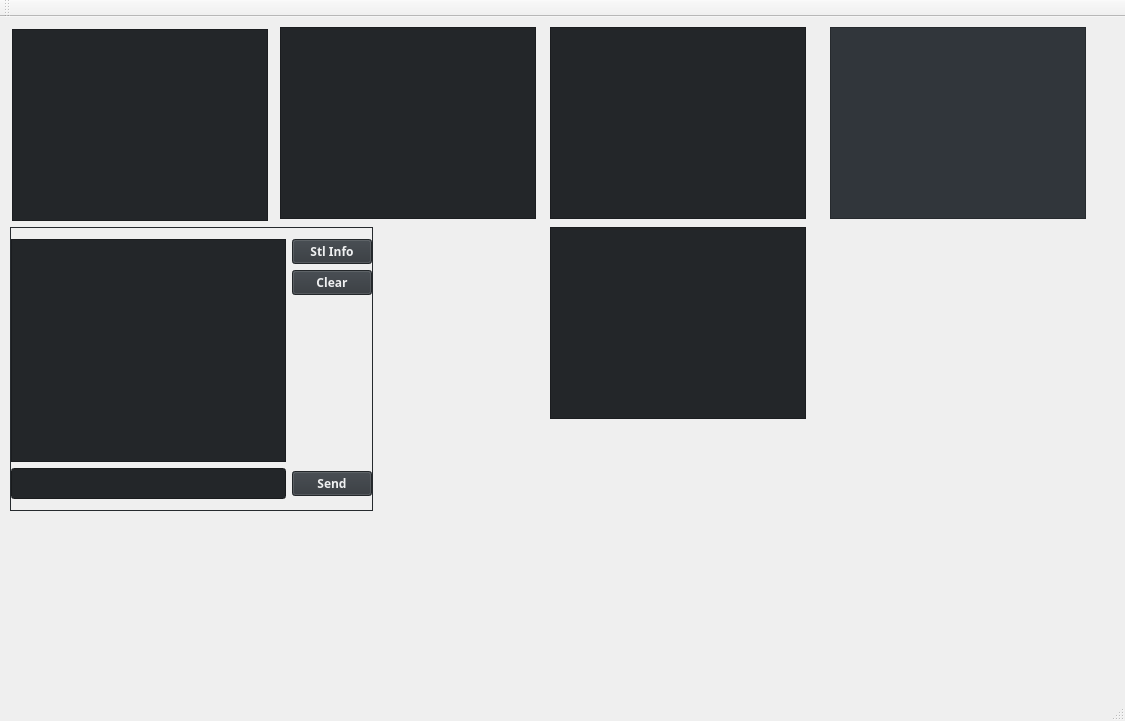
Qt form ctpmonitor.ui (jimidovich/momi) before a commit.
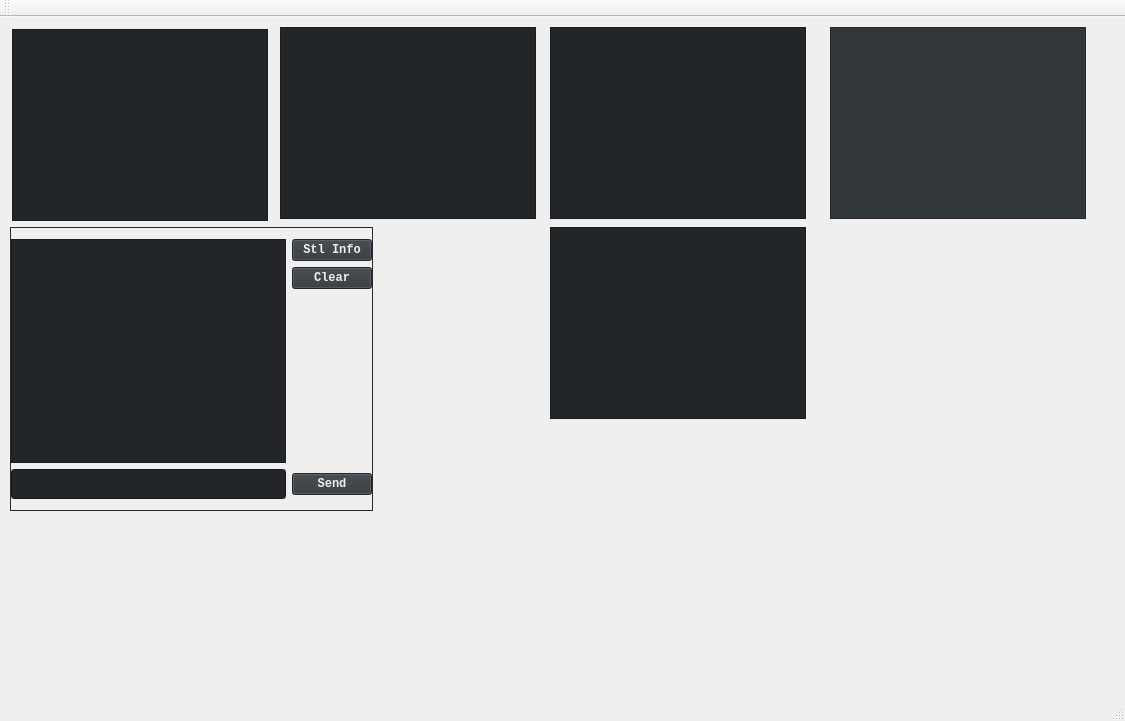
The same form after that commit. Icons and pictures are not drawn.

Patch:
```diff
--- a/ctpmonitor.ui
+++ b/ctpmonitor.ui
@@ -18,7 +18,7 @@
   </property>
   <property name="font">
    <font>
-    <family>xos4 Terminess Powerline</family>
+    <family>Roboto Mono for Powerline</family>
     <weight>75</weight>
     <bold>true</bold>
    </font>
@@ -1488,7 +1488,7 @@
       <widget class="QPushButton" name="sendButton">
        <property name="font">
         <font>
-         <family>xos4 Terminess Powerline</family>
+         <family>Monospace</family>
          <weight>75</weight>
          <bold>true</bold>
         </font>
@@ -1735,7 +1735,7 @@
        <property name="font">
         <font>
          <family>xos4 Terminess Powerline</family>
-         <pointsize>12</pointsize>
+         <pointsize>11</pointsize>
         </font>
        </property>
       </widget>
@@ -1746,7 +1746,7 @@
         <widget class="QPushButton" name="stlinfoButton">
          <property name="font">
           <font>
-           <family>xos4 Terminess Powerline</family>
+           <family>Monospace</family>
           </font>
          </property>
          <property name="text">
@@ -1764,7 +1764,7 @@
          </property>
          <property name="font">
           <font>
-           <family>xos4 Terminess Powerline</family>
+           <family>Monospace</family>
           </font>
          </property>
          <property name="text">
@@ -2018,7 +2018,7 @@
        <property name="font">
         <font>
          <family>xos4 Terminess Powerline</family>
-         <pointsize>10</pointsize>
+         <pointsize>11</pointsize>
         </font>
        </property>
       </widget>
```
Left out of the diff: 11 changed lines with no effect on the pictures.
